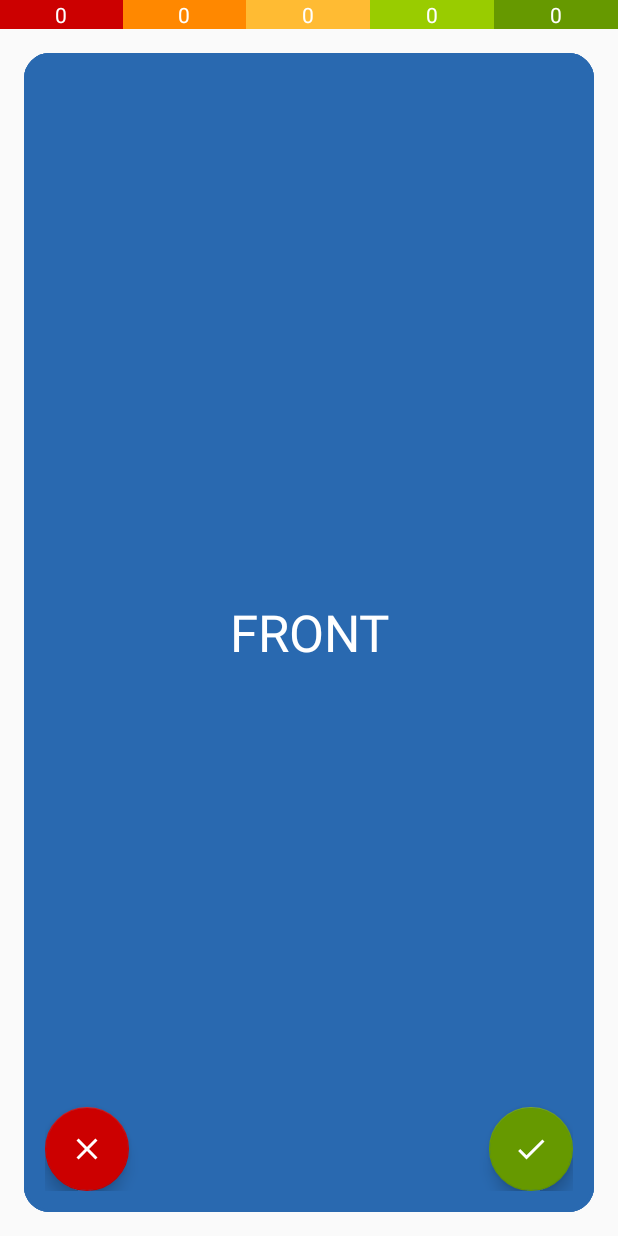
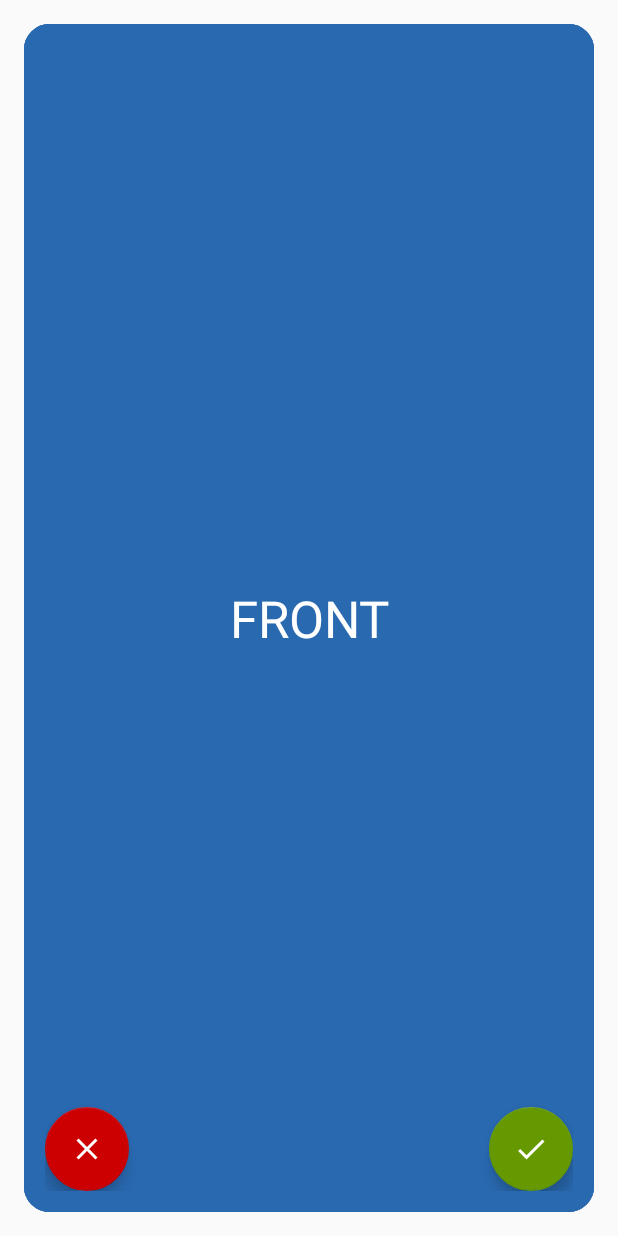
Before and after one commit to roberteverman/FourEyes, an Android app: the layout activity_flash_cards.xml on its own in the app's theme, with its tools: preview values and no code run, on a phone screen of 412 x 824 dp. Run offline under Robolectric (Android 15) with nearby library versions, the phone set to English and light mode, and no system bars.

Commit message:
Revert "Added toolbar; to do: add logic"
This reverts commit 17921e9

```diff
--- a/app/src/main/java/com/keepcalmandkanji/foureyes/flashCards.java
+++ b/app/src/main/java/com/keepcalmandkanji/foureyes/flashCards.java
@@ -10,8 +10,6 @@ import android.os.Bundle;
 import android.util.DisplayMetrics;
 import android.util.Log;
 import android.view.View;
-import android.view.Window;
-import android.view.WindowManager;
 import android.widget.FrameLayout;
 import android.widget.TextView;
 import android.widget.Toast;
@@ -47,9 +45,6 @@ public class flashCards extends AppCompatActivity {
   @Override
   protected void onCreate(Bundle savedInstanceState) {
     super.onCreate(savedInstanceState);
-    requestWindowFeature(Window.FEATURE_NO_TITLE);
-    getWindow().setFlags(WindowManager.LayoutParams.FLAG_FULLSCREEN,
-            WindowManager.LayoutParams.FLAG_FULLSCREEN);
     setContentView(R.layout.activity_flash_cards);
 
     //set up database
@@ -63,13 +58,6 @@ public class flashCards extends AppCompatActivity {
     TextView bottomText = (TextView) findViewById(R.id.bottomText);
     TextView leftText = (TextView) findViewById(R.id.leftText);
     TextView rightText = (TextView) findViewById(R.id.rightText);
-
-    //get level text
-    TextView lvl1 = (TextView) findViewById(R.id.lvl1);
-    TextView lvl2 = (TextView) findViewById(R.id.lvl2);
-    TextView lvl3 = (TextView) findViewById(R.id.lvl3);
-    TextView lvl4 = (TextView) findViewById(R.id.lvl4);
-    TextView lvl5 = (TextView) findViewById(R.id.lvl5);
 
     //get data from main activity
     String selectedTable = getIntent().getStringExtra("selectedTable");
@@ -86,8 +74,6 @@ public class flashCards extends AppCompatActivity {
 
     counter = 0;
     flashcardSize = positionNumbers.length;
-
-    lvl1.setText(Integer.toString(flashcardSize));
 
     //set initial card text
     frontText.setText(databaseAccess.getItemAtPosition(selectedTable,selectedFront,getCurrentPosition()));
--- a/app/src/main/res/layout/activity_flash_cards.xml
+++ b/app/src/main/res/layout/activity_flash_cards.xml
@@ -11,74 +11,39 @@
         android:layout_width="match_parent"
         android:layout_height="match_parent">
 
-        <LinearLayout
-            android:layout_width="match_parent"
+    <android.widget.RelativeLayout
+        android:layout_width="match_parent"
+        android:layout_height="match_parent"
+        android:elevation="1dp"
+        android:padding="30dp">
+
+        <com.example.MovableFloatingActionButton
+            android:id="@+id/correct"
+            android:layout_width="wrap_content"
             android:layout_height="wrap_content"
-            android:id="@+id/topbar"
-            android:orientation="vertical">
+            android:layout_alignParentEnd="true"
+            android:layout_alignParentBottom="true"
+            android:elevation="6dp"
+            app:backgroundTint="@android:color/holo_green_dark"
+            app:srcCompat="@drawable/correct"/>
 
-            <TableRow
-                android:layout_width="match_parent"
-                android:layout_height="wrap_content">
+        <com.example.MovableFloatingActionButton
+            android:id="@+id/incorrect"
+            android:layout_width="wrap_content"
+            android:layout_height="wrap_content"
+            android:layout_above="@+id/correct"
+            android:layout_alignParentStart="true"
+            android:layout_alignParentBottom="true"
+            android:elevation="6dp"
+            app:backgroundTint="@android:color/holo_red_dark"
+            app:srcCompat="@drawable/wrong" />
 
-                <TextView
-                    android:id="@+id/lvl1"
-                    android:layout_width="wrap_content"
-                    android:layout_height="wrap_content"
-                    android:layout_weight="1"
-                    android:background="@android:color/holo_red_dark"
-                    android:textColor="@android:color/white"
-                    android:text="0"
-                    android:textAlignment="center" />
-
-                <TextView
-                    android:id="@+id/lvl2"
-                    android:layout_width="wrap_content"
-                    android:layout_height="wrap_content"
-                    android:layout_weight="1"
-                    android:background="@android:color/holo_orange_dark"
-                    android:textColor="@android:color/white"
-                    android:text="0"
-                    android:textAlignment="center" />
-
-                <TextView
-                    android:id="@+id/lvl3"
-                    android:layout_width="wrap_content"
-                    android:layout_height="wrap_content"
-                    android:layout_weight="1"
-                    android:textColor="@android:color/white"
-                    android:background="@android:color/holo_orange_light"
-                    android:text="0"
-                    android:textAlignment="center" />
-
-                <TextView
-                    android:id="@+id/lvl4"
-                    android:layout_width="wrap_content"
-                    android:layout_height="wrap_content"
-                    android:layout_weight="1"
-                    android:textColor="@android:color/white"
-                    android:background="@android:color/holo_green_light"
-                    android:text="0"
-                    android:textAlignment="center" />
-
-                <TextView
-                    android:id="@+id/lvl5"
-                    android:layout_width="wrap_content"
-                    android:layout_height="wrap_content"
-                    android:layout_weight="1"
-                    android:textColor="@android:color/white"
-                    android:background="@android:color/holo_green_dark"
-                    android:text="0"
-                    android:textAlignment="center" />
-
-            </TableRow>
-        </LinearLayout>
+    </android.widget.RelativeLayout>
 
         <FrameLayout
             android:id="@+id/mainFrame"
             android:layout_width="match_parent"
-            android:layout_height="match_parent"
-            android:layout_below="@+id/topbar">
+            android:layout_height="match_parent">
 
             <FrameLayout
                 android:id="@+id/card_front_left"
@@ -144,35 +109,6 @@
 
         </FrameLayout>
 
-        <android.widget.RelativeLayout
-            android:layout_width="match_parent"
-            android:layout_height="match_parent"
-            android:elevation="1dp"
-            android:padding="30dp">
-
-            <com.example.MovableFloatingActionButton
-                android:id="@+id/correct"
-                android:layout_width="wrap_content"
-                android:layout_height="wrap_content"
-                android:layout_alignParentEnd="true"
-                android:layout_alignParentBottom="true"
-                android:elevation="6dp"
-                app:backgroundTint="@android:color/holo_green_dark"
-                app:srcCompat="@drawable/correct" />
-
-            <com.example.MovableFloatingActionButton
-                android:id="@+id/incorrect"
-                android:layout_width="wrap_content"
-                android:layout_height="wrap_content"
-                android:layout_above="@+id/correct"
-                android:layout_alignParentStart="true"
-                android:layout_alignParentBottom="true"
-                android:elevation="6dp"
-                app:backgroundTint="@android:color/holo_red_dark"
-                app:srcCompat="@drawable/wrong" />
-
-        </android.widget.RelativeLayout>
-
     </android.widget.RelativeLayout>
 
 </FrameLayout>
```
